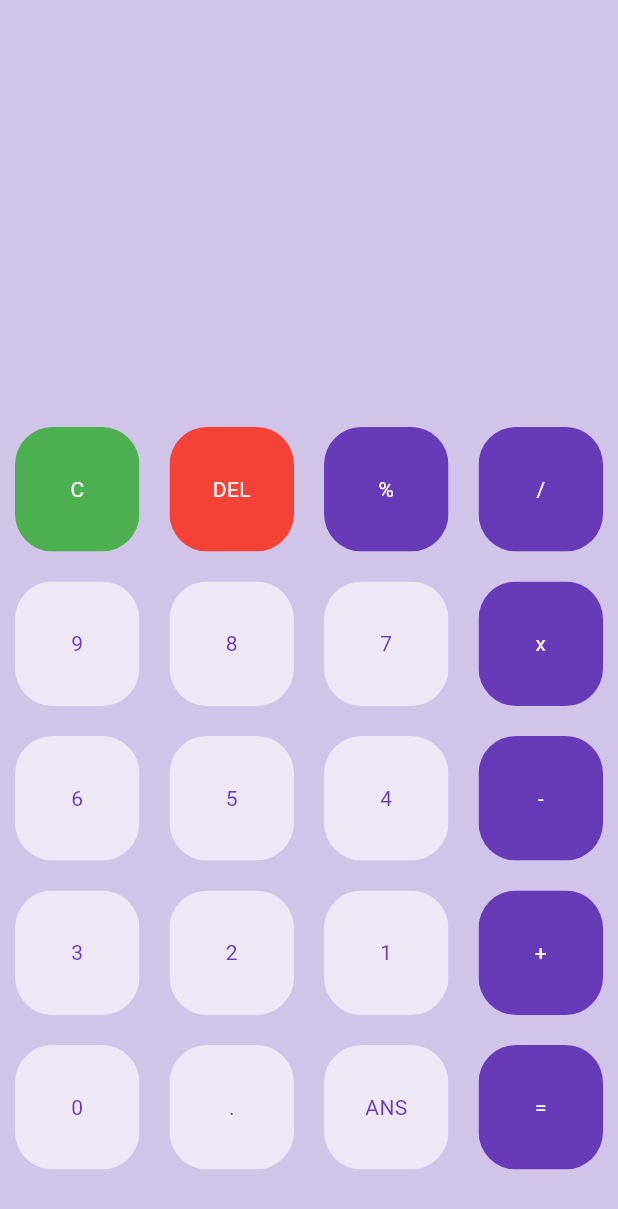
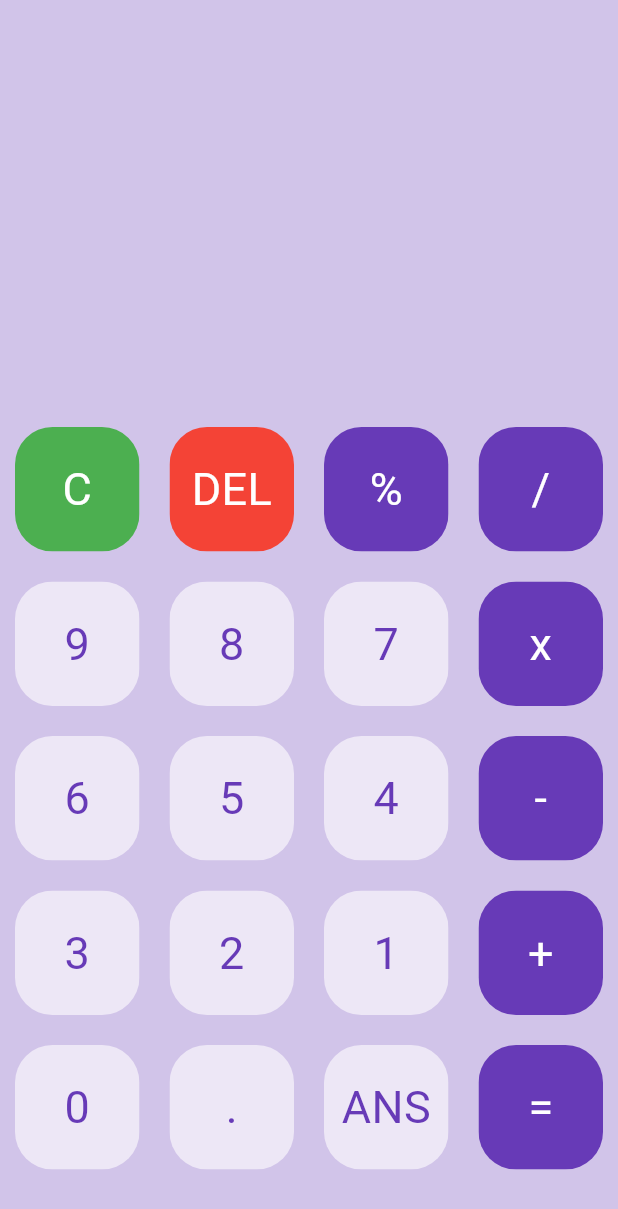
Before and after one commit to CLS11/calculator, a Flutter app: the screen it shows after launch, on a phone screen of 412 x 824 dp. Shown: the top 1209 px of the screen. Run offline on Flutter 3.47's test engine with Material 3 defaults, Android fonts, the phone set to English and light mode, and no system bars.

```diff
--- a/lib/buttons.dart
+++ b/lib/buttons.dart
@@ -5,16 +5,20 @@ class Buttons extends StatelessWidget {
     required this.color,
     required this.textColor,
     required this.buttonText,
+    this.buttonTapped,
     super.key,
   });
 
   final Color color;
   final Color textColor;
   final String buttonText;
+  final VoidCallback? buttonTapped;
 
   @override
   Widget build(BuildContext context) {
-    return Padding(
+    return GestureDetector(
+      onTap: buttonTapped,
+      child: Padding(
         padding: const EdgeInsets.all(10.0),
         child: ClipRRect(
           borderRadius: BorderRadius.circular(25),
@@ -25,6 +29,8 @@ class Buttons extends StatelessWidget {
                 buttonText,
                 style: TextStyle(
                   color: textColor,
+                  fontSize: 30,
+                ),
               ),
             ),
           ),
```
Lines whose indentation alone changed are shown as unchanged.
